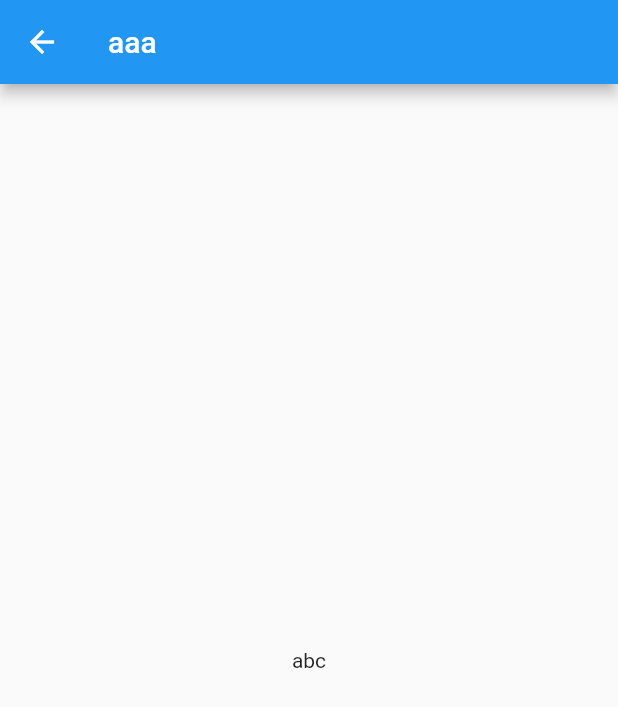
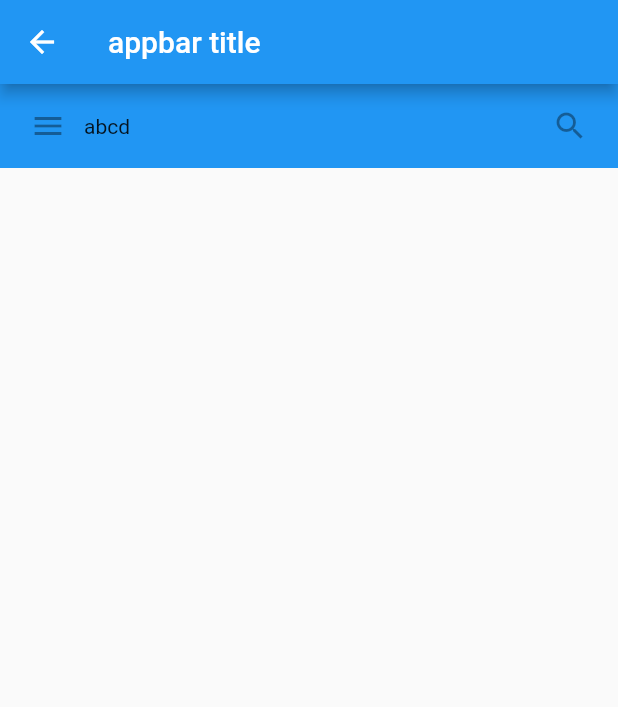
Before and after one commit to kongkonger/flutterdemo, a Flutter app: the screen it shows after launch, after a tap on the "add" icon, on a phone screen of 412 x 824 dp. Shown: the top 707 px of the screen. Run offline on Flutter 3.47's test engine with Material 2 defaults, Android fonts, the phone set to English and light mode, and no system bars; our stand-ins replace flutter_redux, redux.

Commit message:
material app widget
Signed-off-by: kongkonger <ming159357456@163.com>

```diff
--- a/cmc_flutter_demo/lib/page/login_page.dart
+++ b/cmc_flutter_demo/lib/page/login_page.dart
@@ -16,15 +16,53 @@ class _LoginPageState extends State<LoginPage>{
     // TODO: implement build
     return new StoreBuilder<UserState>(builder: (context,store){
      double size = 200;
-     return Scaffold(
-       //
-       appBar: AppBar(
-         title: Text('aaa'),
-       ),
-       body: Center(
-         child: Text('abc'),
-       ),
-     );
+//     return Scaffold(
+//       //
+//       appBar: AppBar(
+//         title: Text('aaa'),
+//       ),
+//       body: Center(
+//         child: Text('abc'),
+//       ),
+//     );
+      //https://flutterchina.club/widgets/material/
+      //必须最外层是一个  masterial形式的widget   Material 带有路由形式   Scaffold--appbar形式
+      // Appbar  工具栏和其他widget
+      //BottomNavigationBar  底部导航条，可以很容易在tap之间进行切换
+      //TabBar 显示水平选项卡的 Material Design widget
+      //TabBarView  显示与当前选中的选项卡相对应的  页面视图 ，通常和 TabBar一起使用
+      //MaterialApp  一个方便的widget ，它封装了应用程序 实现 Material Design 所需要的一些widget
+    return Scaffold(
+      appBar:  AppBar(
+        title: Text('appbar title'),
+      ),
+      body:   Container(// 也可以Center 居中形式
+        height: 56.0,
+        //水平左右  left  right，vertical: 代表上下
+        padding: const EdgeInsets.symmetric(horizontal: 8.0),
+        decoration: BoxDecoration(color: Colors.blue[500]),
+        child: Row(
+          children: <Widget>[
+            IconButton(
+              icon: Icon(Icons.menu),
+              tooltip: 'Navigation menu',
+              onPressed: null,
+            ),
+            //填充剩余空间
+            Expanded(
+              child: Text('abcd'),
+            ),
+            IconButton(
+              icon: Icon(Icons.search),
+              tooltip: 'search',
+              onPressed: null,
+            )
+          ],
+        ),
+      )
+    );
+
+
 
 //      return Scaffold(
 //        appBar: AppBar(
```
